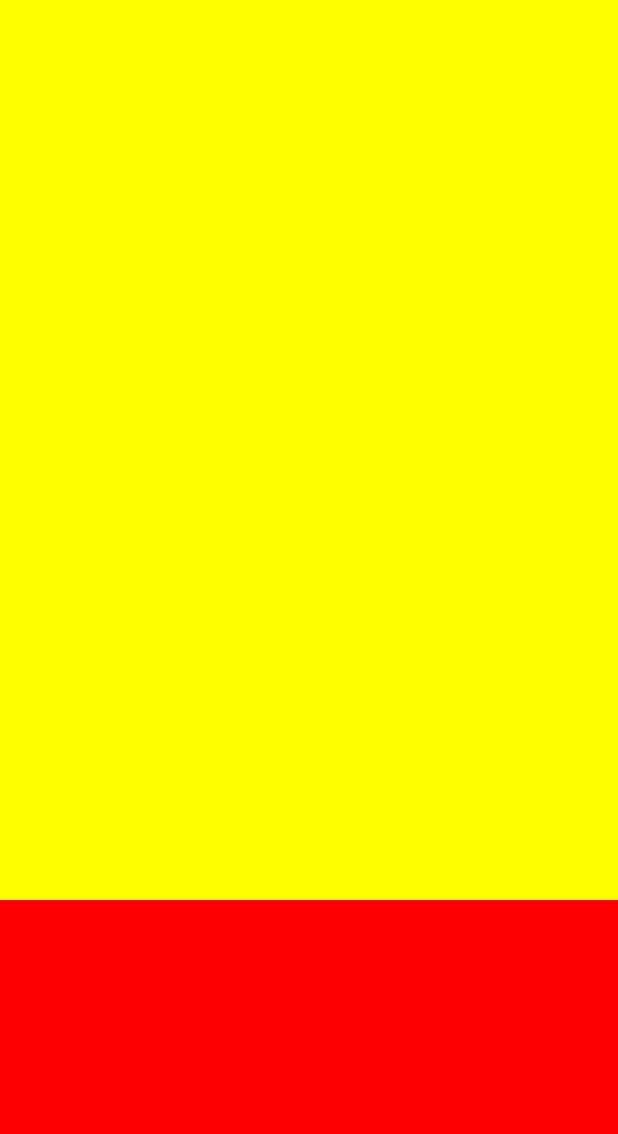
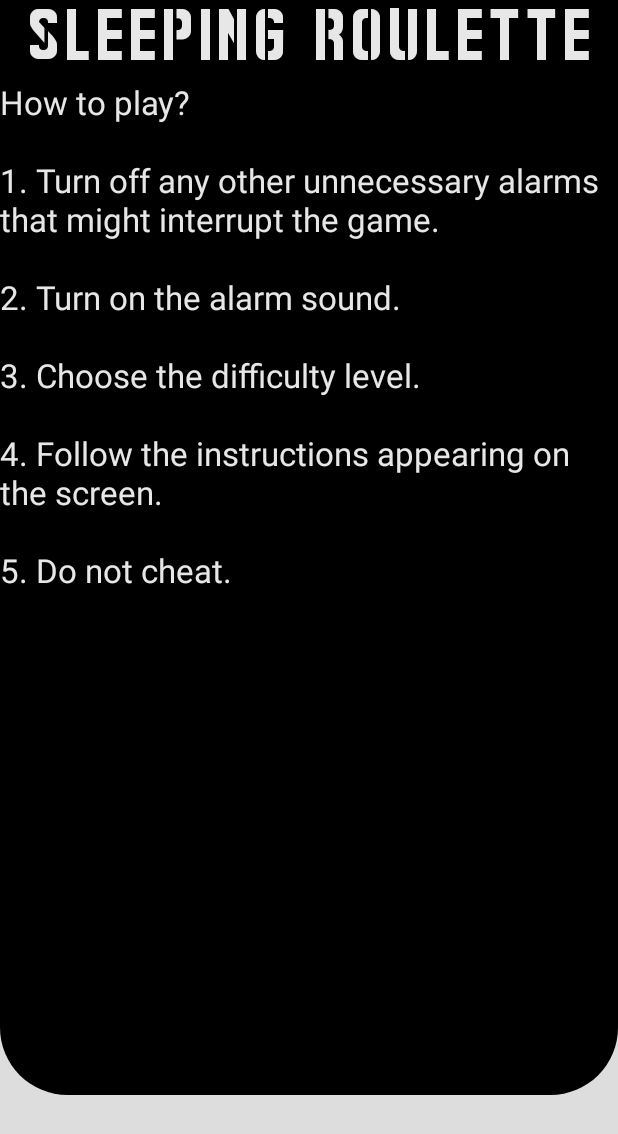
Before and after one commit to Niedzkt/Sleeping_Roulette, an Android app built with Jetpack Compose: the screen it shows after launch (MainActivity), after a tap on "play", on a phone screen of 412 x 824 dp. Shown: the top 1134 px of the screen. Run offline under Robolectric (Android 15) with nearby library versions, the phone set to English and light mode, and no system bars.

Commit message:
GameScreen work in progress.

```diff
--- a/app/src/main/java/pl/wader/sleeping_roulette/MainActivity.kt
+++ b/app/src/main/java/pl/wader/sleeping_roulette/MainActivity.kt
@@ -14,6 +14,7 @@ import androidx.compose.ui.tooling.preview.Preview
 import androidx.navigation.compose.NavHost
 import androidx.navigation.compose.composable
 import androidx.navigation.compose.rememberNavController
+import pl.wader.sleeping_roulette.ui.screens.GameOnScreen
 import pl.wader.sleeping_roulette.ui.screens.GameScreen
 import pl.wader.sleeping_roulette.ui.screens.HistoryScreen
 import pl.wader.sleeping_roulette.ui.screens.HomeScreen
@@ -40,6 +41,9 @@ class MainActivity : ComponentActivity() {
                 composable("play"){
                     GameScreen()
                 }
+                composable("gameOn"){
+                    GameOnScreen()
+                }
                 composable("settings"){
                     SettingsScreen()
                 }
--- /dev/null
+++ b/app/src/main/java/pl/wader/sleeping_roulette/ui/screens/GameOnScreen.kt
@@ -0,0 +1,12 @@
+package pl.wader.sleeping_roulette.ui.screens
+
+import androidx.compose.material3.Button
+import androidx.compose.material3.Text
+import androidx.compose.runtime.Composable
+import androidx.compose.ui.tooling.preview.Preview
+
+@Preview(showSystemUi = true, showBackground = true)
+@Composable
+fun GameOnScreen(){
+    Text(text = "GameOnScreen")
+}
--- a/app/src/main/java/pl/wader/sleeping_roulette/ui/screens/GameScreen.kt
+++ b/app/src/main/java/pl/wader/sleeping_roulette/ui/screens/GameScreen.kt
@@ -1,18 +1,30 @@
 package pl.wader.sleeping_roulette.ui.screens
 
 import androidx.compose.foundation.background
+import androidx.compose.foundation.layout.Arrangement
 import androidx.compose.foundation.layout.Box
+import androidx.compose.foundation.layout.Column
 import androidx.compose.foundation.layout.fillMaxSize
 import androidx.compose.foundation.layout.fillMaxWidth
 import androidx.compose.foundation.layout.height
+import androidx.compose.foundation.layout.padding
+import androidx.compose.foundation.shape.RoundedCornerShape
+import androidx.compose.material3.Button
 import androidx.compose.material3.Surface
 import androidx.compose.material3.Text
 import androidx.compose.runtime.Composable
 import androidx.compose.ui.Alignment
 import androidx.compose.ui.Modifier
 import androidx.compose.ui.graphics.Color
+import androidx.compose.ui.text.TextStyle
 import androidx.compose.ui.tooling.preview.Preview
 import androidx.compose.ui.unit.dp
+import androidx.compose.ui.unit.sp
+import pl.wader.sleeping_roulette.ui.theme.DarkerGray
+import pl.wader.sleeping_roulette.ui.theme.LightImageGray
+import pl.wader.sleeping_roulette.ui.theme.MainFont
+import pl.wader.sleeping_roulette.ui.theme.MainMenuBlack
+import pl.wader.sleeping_roulette.ui.theme.imageGray
 
 @Preview(showBackground = true, showSystemUi = true)
 @Composable
@@ -22,11 +34,50 @@ fun GameScreen(){
         .background(Color.DarkGray),
     contentAlignment = Alignment.TopCenter
     ){
-        Surface(color = Color.Red, modifier = Modifier.fillMaxSize()) {
+        Surface(color = LightImageGray, modifier = Modifier.fillMaxSize()) {
+
 
         }
-        Surface(color = Color.Yellow, modifier = Modifier.height(600.dp).fillMaxWidth()) {
+        Surface(color = MainMenuBlack,
+            modifier = Modifier
+                .height(730.dp)
+                .fillMaxWidth(),
+            shape = RoundedCornerShape(
+                bottomEnd = 45.dp,
+                bottomStart = 45.dp)
+        ) {
 
+        }
+        Column(
+            horizontalAlignment = Alignment.CenterHorizontally,
+            verticalArrangement = Arrangement.Top
+        )
+        {
+            Text(
+                text = "sleeping roulette",
+                style = TextStyle(
+                    fontSize = 48.sp,
+                    color = imageGray
+                ),
+                fontFamily = MainFont,
+                modifier = Modifier.padding(4.dp)
+            )
+            Text(
+                text = "How to play?\n" +
+                        "\n" +
+                        "1. Turn off any other unnecessary alarms that might interrupt the game.\n" + "\n" +
+                        "2. Turn on the alarm sound.\n" + "\n" +
+                        "3. Choose the difficulty level.\n" + "\n" +
+                        "4. Follow the instructions appearing on the screen.\n" + "\n" +
+                        "5. Do not cheat.\n" + "\n",
+                style = TextStyle(
+                    fontSize = 22.sp,
+                    color = imageGray
+                )
+                )
+            Column() {
+
+            }
         }
     }
 }
--- a/app/src/main/java/pl/wader/sleeping_roulette/ui/screens/HomeScreen.kt
+++ b/app/src/main/java/pl/wader/sleeping_roulette/ui/screens/HomeScreen.kt
@@ -42,7 +42,6 @@ import pl.wader.sleeping_roulette.ui.theme.DarkerBlue
 import pl.wader.sleeping_roulette.ui.theme.DarkerGray
 import pl.wader.sleeping_roulette.ui.theme.Gold
 import pl.wader.sleeping_roulette.ui.theme.LightDarkGray
-import pl.wader.sleeping_roulette.ui.theme.LightGray
 import pl.wader.sleeping_roulette.ui.theme.MainFont
 import pl.wader.sleeping_roulette.ui.theme.imageGray
 
@@ -66,7 +65,7 @@ fun HomeScreen(onClick:(String) ->Unit){
         )
        Surface(color = DarkerGray.copy(0.5f),
            modifier = Modifier
-           .height(650.dp)
+           .height(730.dp)
            .fillMaxWidth(),
             shape = RoundedCornerShape(
                 bottomEnd = 45.dp,
--- a/app/src/main/java/pl/wader/sleeping_roulette/ui/theme/Color.kt
+++ b/app/src/main/java/pl/wader/sleeping_roulette/ui/theme/Color.kt
@@ -17,5 +17,9 @@ val DarkBlue = Color(0xFF0D2390)
 val DarkerBlue = Color(0xFF030F4E)
 val DarkerGray = Color(0xFF2F2E2F)
 val LightDarkGray = Color(0xFF181718)
-val LightGray = Color(0xFF949193)
+
+
+
+val LightImageGray = Color(0xFFdcdddc)
 val imageGray = Color(0xFFe7e7e7)
+val MainMenuBlack = Color(0xFF000001)
```
Also changed, not shown: app/src/main/res/drawable/roulette.png (added).
